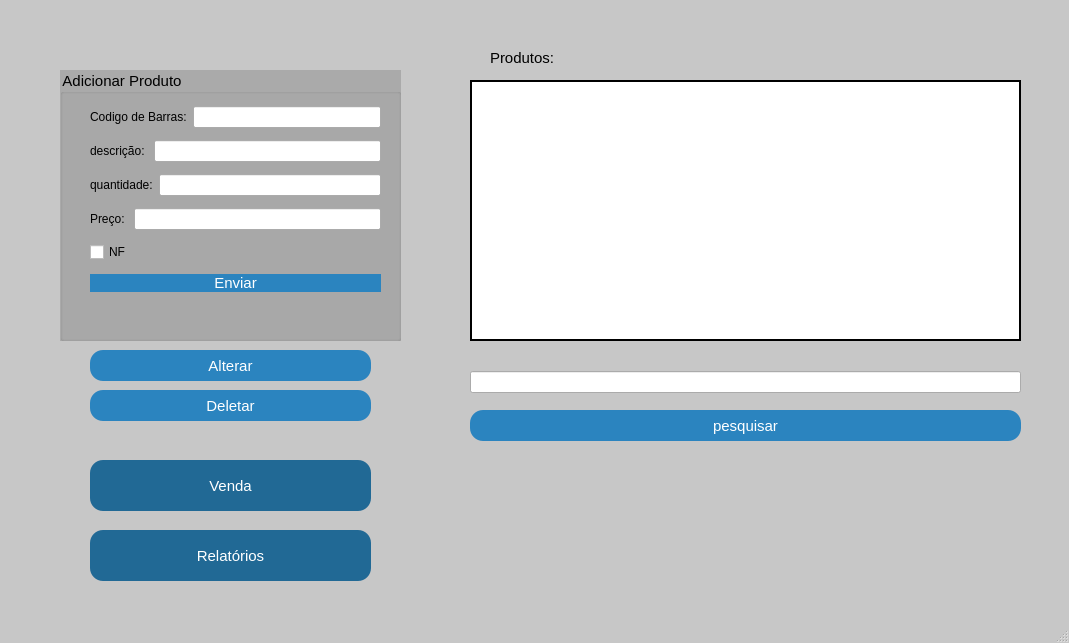
GabR36/QEstoqueLoja, file mainwindow.ui: the form before one commit.
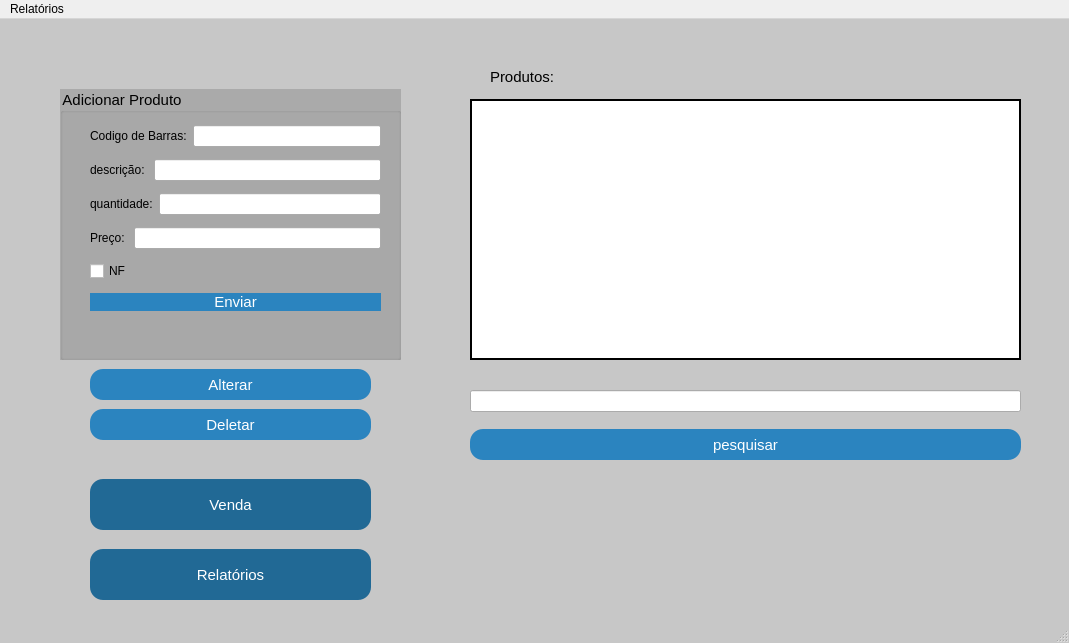
The form after the commit. Icons and pictures are not drawn.

Commit message: Add menu bar e shortcuts para relatorios pdf e csv

Diff of the .ui file:
```diff
--- a/mainwindow.ui
+++ b/mainwindow.ui
@@ -399,6 +399,24 @@
    <zorder>Btn_Relatorios</zorder>
   </widget>
   <widget class="QStatusBar" name="statusbar"/>
+  <widget class="QMenuBar" name="menuBar">
+   <property name="geometry">
+    <rect>
+     <x>0</x>
+     <y>0</y>
+     <width>1069</width>
+     <height>20</height>
+    </rect>
+   </property>
+   <widget class="QMenu" name="menuGerarrelat_rios">
+    <property name="title">
+     <string>Relatórios</string>
+    </property>
+    <addaction name="actionGerar_Relat_rio_PDF"/>
+    <addaction name="actionGerar_Relat_rio_CSV"/>
+   </widget>
+   <addaction name="menuGerarrelat_rios"/>
+  </widget>
   <action name="actionteste">
    <property name="text">
     <string>teste</string>
```
Left out of the diff: 19 changed lines with no effect on the pictures. The commit also changes 4 other files.
